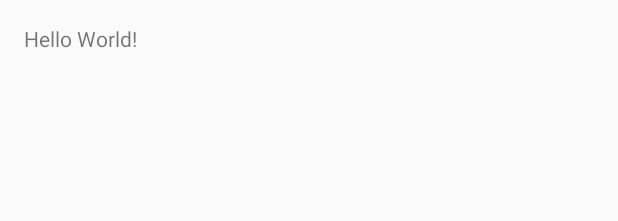
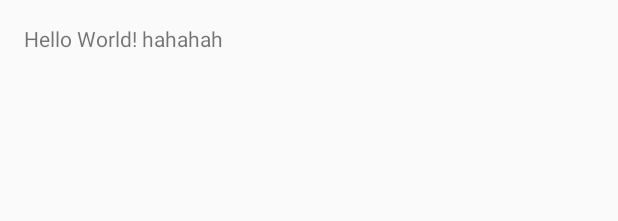
Before and after one commit to gw-mobile-16-fall/hello-world-yuze-tang, an Android app: the layout activity_main.xml on its own in the app's theme, with its tools: preview values and no code run, on a phone screen of 412 x 824 dp. Shown: the top 221 px of the screen. Run offline under Robolectric (Android 15) with nearby library versions, the phone set to English and light mode, and no system bars.

Commit message:
no message

```diff
--- a/HelloWorld/app/src/main/res/layout/activity_main.xml
+++ b/HelloWorld/app/src/main/res/layout/activity_main.xml
@@ -12,5 +12,5 @@
     <TextView
         android:layout_width="wrap_content"
         android:layout_height="wrap_content"
-        android:text="Hello World!" />
+        android:text="Hello World! hahahah" />
 </RelativeLayout>
```
